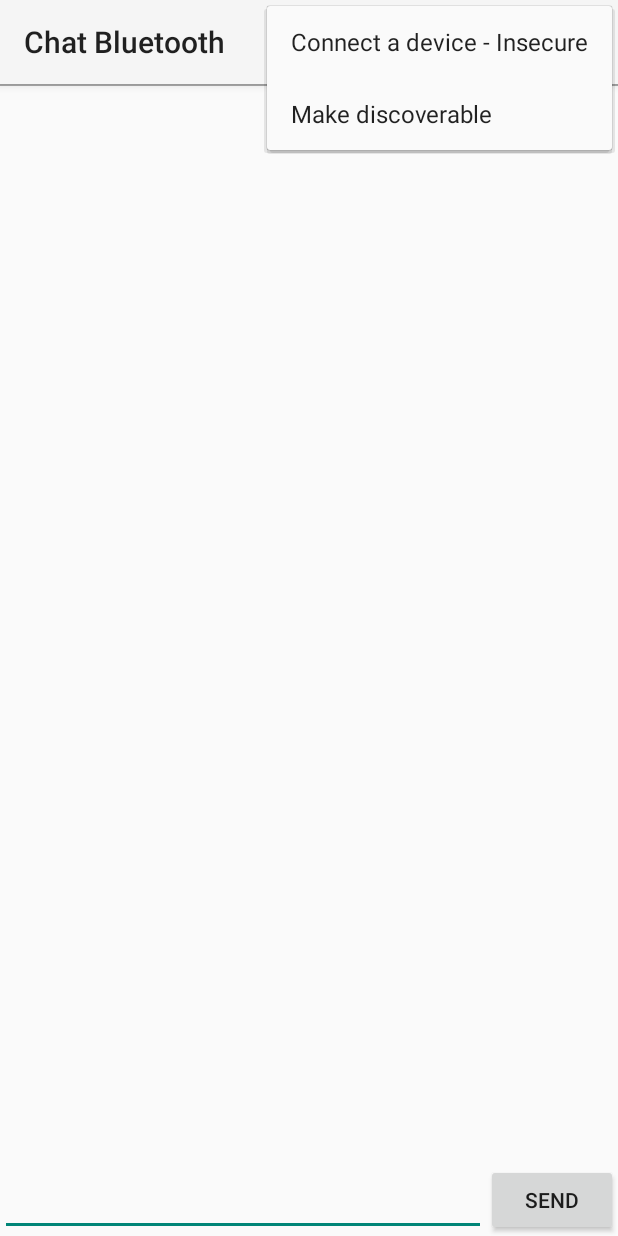
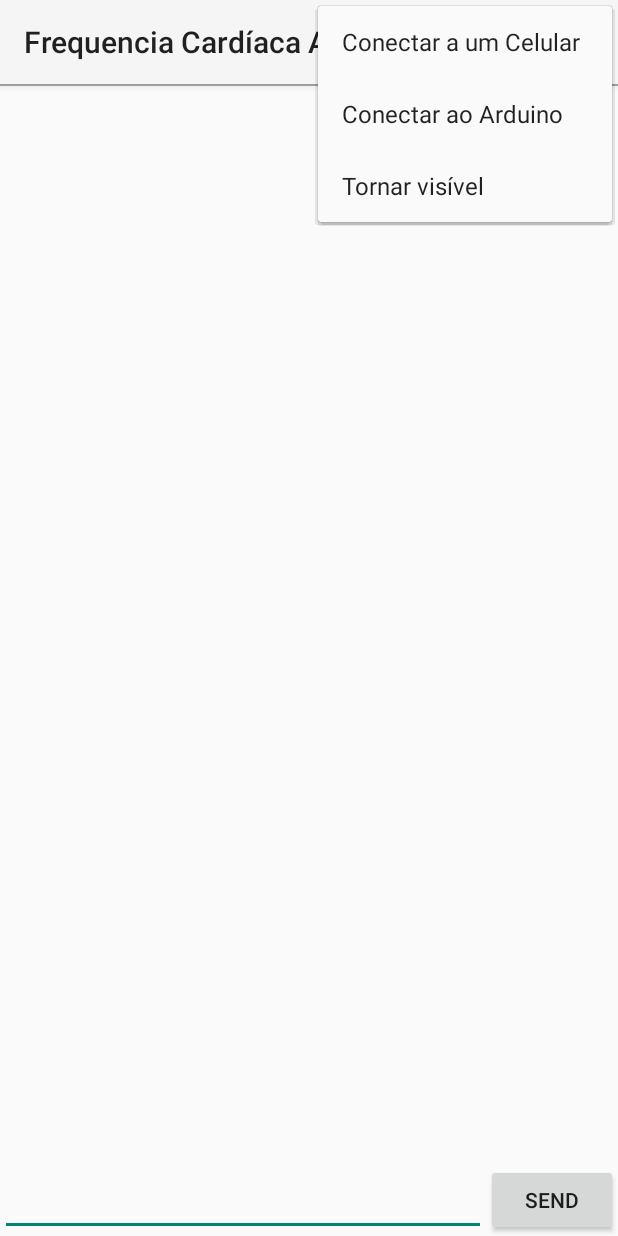
Before and after one commit to Anna-V-Araujo/PPO-Frequencia-Cardiaca, an Android app: the screen it shows after launch (MainActivity), with the options menu open, on a phone screen of 412 x 824 dp. Run offline under Robolectric (Android 15) with nearby library versions, the phone set to English and light mode, and no system bars.

Commit message:
Alteração no menu Bluetooth já existente e criação da classe usuário

```diff
--- a/Android/TesteBluetoothChat/Application/src/main/java/ifpe/garanhuns/ppo/comunicacaoBluetooth/BluetoothChatFragment.java
+++ b/Android/TesteBluetoothChat/Application/src/main/java/ifpe/garanhuns/ppo/comunicacaoBluetooth/BluetoothChatFragment.java
@@ -345,7 +345,7 @@ public class BluetoothChatFragment extends Fragment {
 //                    mConversationArrayAdapter.add(mConnectedDeviceName + ":  " + readMessage);
                     mConversationArrayAdapter.add(mConnectedDeviceName + ":  ID- " + pacoteDadosBPM.getId() + "  Data- " + pacoteDadosBPM.getDia() + "/"
                                                                             + pacoteDadosBPM.getMes() + "/" + pacoteDadosBPM.getAno() + " " + pacoteDadosBPM.getHora()
-                                                                            + ":" + pacoteDadosBPM.getMinuto() + ":" + pacoteDadosBPM.getSegundo() + "\n  BPM- " + pacoteDadosBPM.getBpm());
+                                                                            + ":" + pacoteDadosBPM.getMinuto() + ":" + pacoteDadosBPM.getSegundo() + "\n  BPM- " + pacoteDadosBPM.getFrequencia());
 
 
                     break;
--- a/Android/TesteBluetoothChat/Application/src/main/res/menu/bluetooth_chat.xml
+++ b/Android/TesteBluetoothChat/Application/src/main/res/menu/bluetooth_chat.xml
@@ -18,17 +18,14 @@
     <item
         android:id="@+id/secure_connect_scan"
         android:icon="@drawable/ic_action_device_access_bluetooth_searching"
-        android:showAsAction="ifRoom"
         android:title="@string/secure_connect"/>
 
     <item
         android:id="@+id/insecure_connect_scan"
-        android:showAsAction="never"
         android:title="@string/insecure_connect"/>
 
     <item
         android:id="@+id/discoverable"
-        android:showAsAction="never"
         android:title="@string/discoverable"/>
 
 </menu>
--- a/Android/TesteBluetoothChat/Application/src/main/res/values/base-strings.xml
+++ b/Android/TesteBluetoothChat/Application/src/main/res/values/base-strings.xml
@@ -16,7 +16,7 @@
 -->
 
 <resources>
-    <string name="app_name">Chat Bluetooth</string>
+    <string name="app_name">Frequencia Cardíaca App</string>
     <string name="intro_message">
         <![CDATA[
 
--- a/Android/TesteBluetoothChat/Application/src/main/res/values/strings.xml
+++ b/Android/TesteBluetoothChat/Application/src/main/res/values/strings.xml
@@ -34,8 +34,8 @@
     <string name="button_scan">Scan for devices</string>
 
     <!-- Options Menu -->
-    <string name="secure_connect">Connect a device - Secure</string>
-    <string name="insecure_connect">Connect a device - Insecure</string>
-    <string name="discoverable">Make discoverable</string>
+    <string name="secure_connect">Conectar a um Celular</string>
+    <string name="insecure_connect">Conectar ao Arduino</string>
+    <string name="discoverable">Tornar visível</string>
 
 </resources>
```
Also changed, not shown: Android/TesteBluetoothChat/Application/src/main/java/ifpe/garanhuns/ppo/negocio/Usuario.java (added, +32 -0 lines), Android/TesteBluetoothChat/Application/src/main/java/ifpe/garanhuns/ppo/protocoloComunicacao/PacoteDadosBPM.java (+10 -10 lines).
